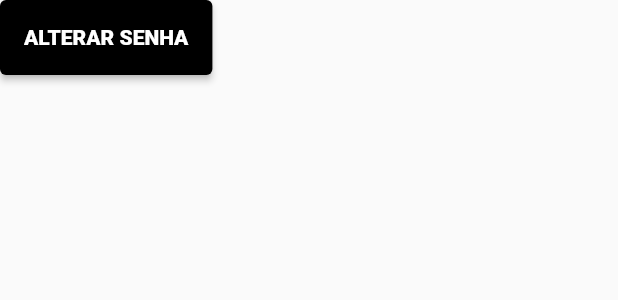
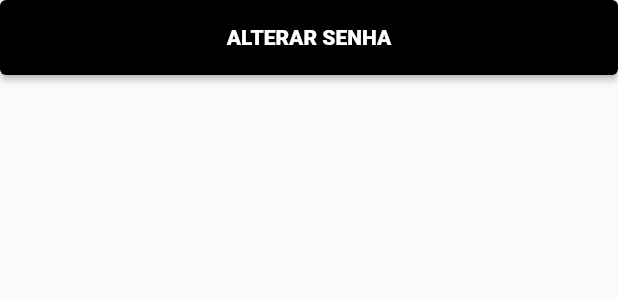
Before and after one commit to douglaswender/flux, a Flutter app: the PrimaryButtonWidget widget shown alone on an empty page, opened directly, on a phone screen of 412 x 824 dp. Shown: the top 300 px of the screen. Run offline on Flutter 3.47's test engine with Material 2 defaults, Android fonts, the phone set to English and light mode, and no system bars; our stand-ins replace cloud_firestore, connectivity, dartz, dio, equatable, firebase_auth and 10 more; missing offline and left inert: flutter_polyline_points; accounts and stored records are empty; generated files the repository leaves out were written again; network calls fail.

Commit message:
centralizar origem da encomenda, fix tela encomendas, add width to buttons, align

```diff
--- a/flux_client/lib/app/modules/home/presentation/home_store.dart
+++ b/flux_client/lib/app/modules/home/presentation/home_store.dart
@@ -242,8 +242,8 @@ abstract class HomeStoreBase with Store {
       );
     }
 
-    final target = calculateCenterBounds(bounds);
-    originLatLng = target;
+    // final target = calculateCenterBounds(bounds);
+    // originLatLng = target;
     await goToLocationMap(bounds);
 
     Marker originMarker = Marker(
--- a/flux_client/lib/app/shared/widgets/primary_button/primary_button_widget.dart
+++ b/flux_client/lib/app/shared/widgets/primary_button/primary_button_widget.dart
@@ -4,16 +4,19 @@ import 'package:flux_client/app/core/core.dart';
 class PrimaryButtonWidget extends StatelessWidget {
   final VoidCallback? onPress;
   final String text;
+  final double? width;
 
   const PrimaryButtonWidget({
     Key? key,
     required this.onPress,
     required this.text,
+    this.width,
   }) : super(key: key);
 
   Widget build(BuildContext context) {
     return SizedBox(
       height: 50,
+      width: width ?? double.maxFinite,
       child: (onPress != null)
           ? ElevatedButton(
               style: ElevatedButton.styleFrom(
--- a/flux_client/lib/app/shared/widgets/secondary_button/secondary_button_widget.dart
+++ b/flux_client/lib/app/shared/widgets/secondary_button/secondary_button_widget.dart
@@ -4,15 +4,16 @@ import 'package:flux_client/app/core/core.dart';
 class SecondaryButtonWidget extends StatelessWidget {
   final VoidCallback onPress;
   final String text;
+  final double? width;
 
   const SecondaryButtonWidget(
-      {Key? key, required this.onPress, required this.text})
+      {Key? key, required this.onPress, required this.text, this.width})
       : super(key: key);
 
   Widget build(BuildContext context) {
     return SizedBox(
       height: 50,
-      width: double.maxFinite,
+      width: width ?? double.maxFinite,
       child: ElevatedButton(
         style: ElevatedButton.styleFrom(
             primary: AppColors.lightWhite,
```
Also changed, not shown: flux_client/lib/app/modules/order/presentation/widgets/filter_buttons/filter_buttons_widget.dart (+5 -2 lines), flux_client/lib/app/shared/widgets/soft_button/soft_button_widget.dart (+8 -2 lines).
